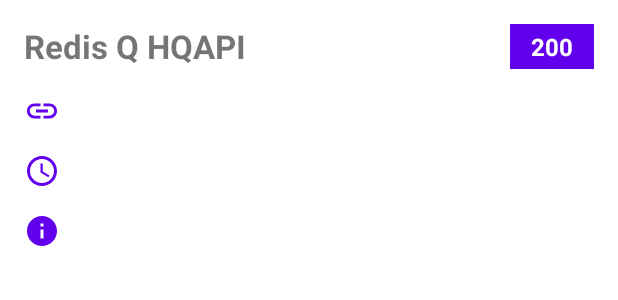
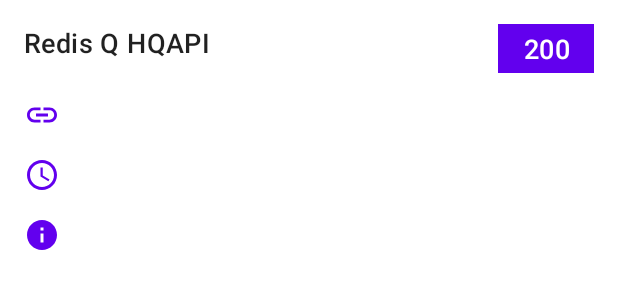
Before and after one commit to yburadkar/ServersApp, an Android app: the layout fragment_detail.xml on its own in the app's theme, with its tools: preview values and no code run, on a phone screen of 412 x 824 dp. Shown: the top 300 px of the screen. Run offline under Robolectric (Android 15) with nearby library versions, the phone set to English and light mode, and no system bars; network calls fail.

Commit message:
define and apply text appearances

```diff
--- a/app/src/main/res/layout/fragment_detail.xml
+++ b/app/src/main/res/layout/fragment_detail.xml
@@ -10,14 +10,13 @@
 
     <TextView
         android:id="@+id/status"
+        style="@style/TextAppearance.ServersApp.Server.Name"
         android:layout_width="wrap_content"
         android:layout_height="wrap_content"
         android:gravity="center"
         android:minEms="3"
         android:padding="4dp"
         android:textColor="@color/white"
-        android:textSize="16sp"
-        android:textStyle="bold"
         app:layout_constraintEnd_toEndOf="parent"
         app:layout_constraintTop_toTopOf="parent"
         tools:background="?attr/colorPrimary"
@@ -26,11 +25,10 @@
 
     <TextView
         android:id="@+id/server_name"
+        style="@style/TextAppearance.ServersApp.Server.Name"
         android:layout_width="0dp"
         android:layout_height="wrap_content"
         android:layout_marginEnd="8dp"
-        android:textSize="22sp"
-        android:textStyle="bold"
         app:layout_constraintEnd_toStartOf="@id/status"
         app:layout_constraintStart_toStartOf="parent"
         app:layout_constraintTop_toTopOf="parent"
@@ -47,36 +45,39 @@
 
     <TextView
         android:id="@+id/server_url"
+        style="@style/TextAppearance.ServersApp.Status.Body"
         android:layout_width="wrap_content"
         android:layout_height="wrap_content"
         android:layout_marginTop="16dp"
         android:drawablePadding="8dp"
+        app:drawableStartCompat="@drawable/ic_url_24dp"
         app:drawableTint="?attr/colorPrimary"
-        app:drawableStartCompat="@drawable/ic_url_24dp"
         app:layout_constraintStart_toStartOf="parent"
         app:layout_constraintTop_toBottomOf="@id/title_barrier"
         />
 
     <TextView
         android:id="@+id/response_time"
+        style="@style/TextAppearance.ServersApp.Status.Body"
         android:layout_width="wrap_content"
         android:layout_height="wrap_content"
         android:layout_marginTop="16dp"
         android:drawablePadding="8dp"
+        app:drawableStartCompat="@drawable/ic_time_24dp"
         app:drawableTint="?attr/colorPrimary"
-        app:drawableStartCompat="@drawable/ic_time_24dp"
         app:layout_constraintStart_toStartOf="parent"
         app:layout_constraintTop_toBottomOf="@id/server_url"
         />
 
     <TextView
         android:id="@+id/response_class"
+        style="@style/TextAppearance.ServersApp.Status.Body"
         android:layout_width="wrap_content"
         android:layout_height="wrap_content"
         android:layout_marginTop="16dp"
         android:drawablePadding="8dp"
+        app:drawableStartCompat="@drawable/ic_info_24dp"
         app:drawableTint="?attr/colorPrimary"
-        app:drawableStartCompat="@drawable/ic_info_24dp"
         app:layout_constraintStart_toStartOf="parent"
         app:layout_constraintTop_toBottomOf="@id/response_time"
         />
--- a/app/src/main/res/layout/item_server_type.xml
+++ b/app/src/main/res/layout/item_server_type.xml
@@ -3,13 +3,11 @@
     xmlns:android="http://schemas.android.com/apk/res/android"
     xmlns:tools="http://schemas.android.com/tools"
     android:id="@+id/server_type"
+    style="@style/TextAppearance.ServersApp.Server.Category"
     android:layout_width="match_parent"
     android:layout_height="wrap_content"
     android:layout_marginTop="16dp"
     android:background="?attr/colorPrimary"
     android:padding="8dp"
-    android:textColor="@color/white"
-    android:textStyle="bold"
-    android:textSize="24sp"
     tools:text="Sites"
     />
--- a/app/src/main/res/values/styles.xml
+++ b/app/src/main/res/values/styles.xml
@@ -6,6 +6,34 @@
         <item name="colorSecondary">@color/aqua</item>
         <item name="android:colorBackground">@color/white</item>
         <item name="colorAccent">@color/aqua</item>
+
     </style>
 
+
+    <style name="TextAppearance.ServersApp" parent="TextAppearance.MaterialComponents.Headline6">
+        <item name="android:letterSpacing">0.015</item>
+    </style>
+
+    <style name="TextAppearance.ServersApp.Title">
+        <item name="android:textSize">20sp</item>
+    </style>
+
+    <style name="TextAppearance.ServersApp.SubTitle">
+        <item name="android:textSize">18sp</item>
+    </style>
+
+    <style name="TextAppearance.ServersApp.Body">
+        <item name="android:textSize">14sp</item>
+    </style>
+
+
+    <style name="TextAppearance.ServersApp.Server.Category" parent="TextAppearance.ServersApp.Title">
+        <item name="android:textColor">@color/white</item>
+        <item name="android:textStyle">bold</item>
+    </style>
+
+    <style name="TextAppearance.ServersApp.Server.Name" parent="TextAppearance.ServersApp.SubTitle" />
+
+    <style name="TextAppearance.ServersApp.Status.Body" parent="TextAppearance.ServersApp.Body" />
+
 </resources>
```
Also changed, not shown: app/src/main/res/layout/item_server.xml (+3 -5 lines).
